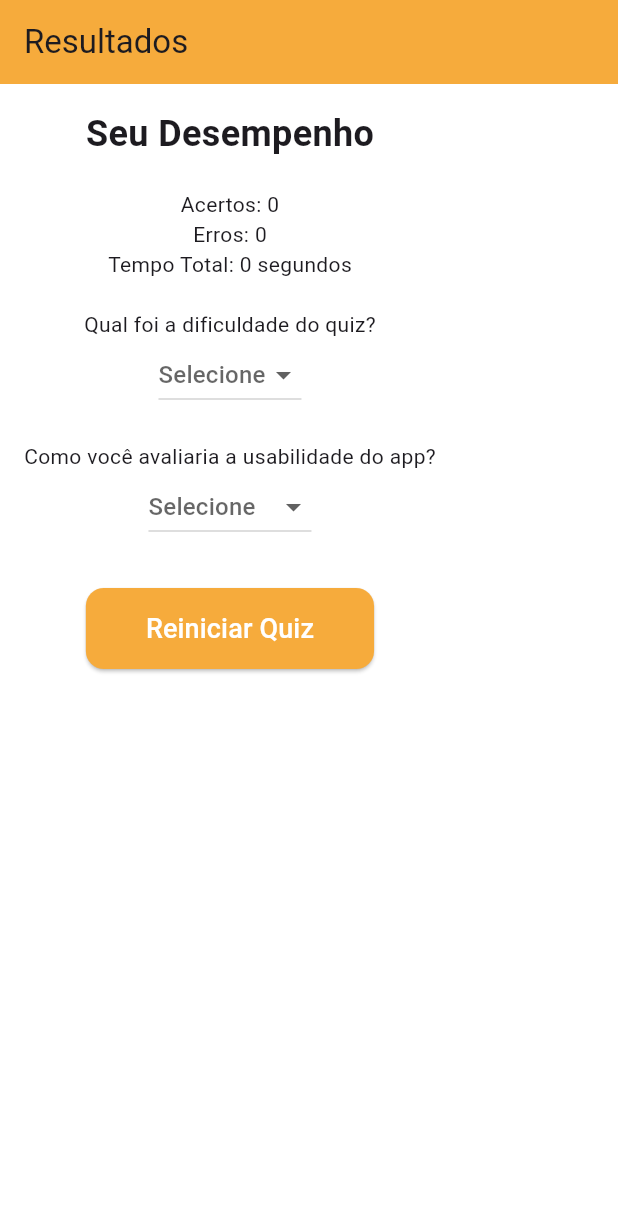
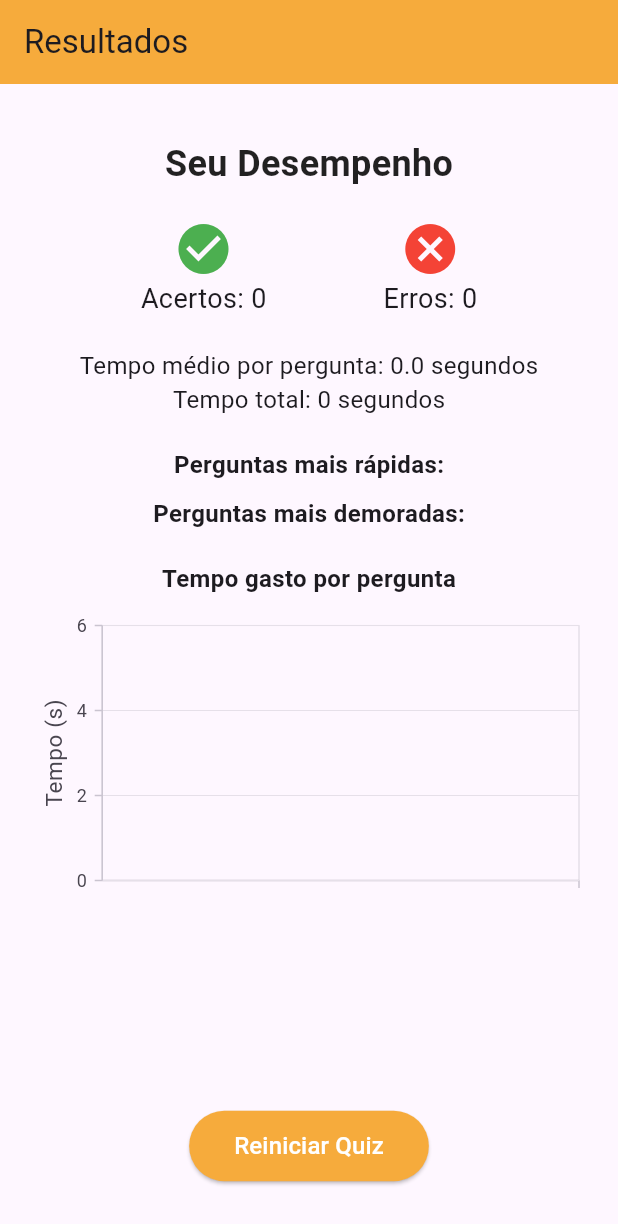
Before and after one commit to crysysrael/quizz_app, a Flutter app: the ResultScreen screen opened directly with empty values, on a phone screen of 412 x 824 dp. Shown: the top 1224 px of the screen. Run offline on Flutter 3.47's test engine with Material 3 defaults, Android fonts, the phone set to English and light mode, and no system bars; our stand-ins replace syncfusion_flutter_charts.

Commit message:
melhoria na tela de resultados: gráfico de tempo e estatísticas

```diff
--- a/lib/screens/result_screen.dart
+++ b/lib/screens/result_screen.dart
@@ -1,90 +1,145 @@
 import 'package:flutter/material.dart';
+import 'package:provider/provider.dart';
+import 'package:syncfusion_flutter_charts/charts.dart';
 import '../controllers/quiz_controller.dart';
-import '../services/local_storage_service.dart';
 import 'welcome_screen.dart';
 
-class ResultScreen extends StatefulWidget {
+class ResultScreen extends StatelessWidget {
   final QuizController quizController;
 
   const ResultScreen({super.key, required this.quizController});
 
   @override
-  _ResultScreenState createState() => _ResultScreenState();
-}
+  Widget build(BuildContext context) {
+    // 📌 Calculando tempo médio por pergunta
+    List<int> timePerQuestion =
+        quizController.questions.map((q) => q.timeSpent ?? 0).toList();
+    int totalTime = timePerQuestion.fold(0, (sum, time) => sum + time);
+    double averageTime = timePerQuestion.isNotEmpty
+        ? totalTime / timePerQuestion.length / 1000
+        : 0.0;
 
-class _ResultScreenState extends State<ResultScreen> {
-  String? selectedDifficulty;
-  String? selectedUsability;
-
-  @override
-  Widget build(BuildContext context) {
-    final quizController = widget.quizController;
-    int totalTime =
-        quizController.questions.fold(0, (sum, q) => sum + (q.timeSpent ?? 0));
+    // 🔥 Organizando as perguntas por tempo gasto
+    List<Map<String, dynamic>> questionTimes = List.generate(
+      quizController.questions.length,
+      (index) => {
+        "question": quizController.questions[index].questionText,
+        "time": (quizController.questions[index].timeSpent ?? 0) / 1000
+      },
+    );
+    questionTimes.sort((a, b) => a["time"].compareTo(b["time"]));
 
     return Scaffold(
       appBar: AppBar(
         title: const Text("Resultados"),
-        backgroundColor: const Color(0xFFF6AB3C), // Laranja Scratch
+        backgroundColor: const Color(0xFFF6AB3C),
       ),
       body: Padding(
         padding: const EdgeInsets.all(16.0),
         child: Column(
           crossAxisAlignment: CrossAxisAlignment.center,
           children: [
+            const SizedBox(height: 20),
             Text(
               "Seu Desempenho",
-              style: const TextStyle(fontSize: 24, fontWeight: FontWeight.bold),
-            ),
-            const SizedBox(height: 20),
-            Text("Acertos: ${quizController.correctAnswers}"),
-            Text("Erros: ${quizController.wrongAnswers}"),
-            Text("Tempo Total: ${totalTime ~/ 1000} segundos"),
-            const SizedBox(height: 20),
-
-            // Dropdown para Dificuldade
-            const Text("Qual foi a dificuldade do quiz?"),
-            DropdownButton<String>(
-              value: selectedDifficulty,
-              hint: const Text("Selecione"),
-              onChanged: (String? value) {
-                setState(() {
-                  selectedDifficulty = value;
-                });
-              },
-              items: ["Fácil", "Normal", "Difícil"].map((String level) {
-                return DropdownMenuItem<String>(
-                  value: level,
-                  child: Text(level),
-                );
-              }).toList(),
+              style: const TextStyle(
+                fontSize: 24,
+                fontWeight: FontWeight.bold,
+                color: Colors.black87,
+              ),
             ),
             const SizedBox(height: 20),
 
-            // Dropdown para Usabilidade
-            const Text("Como você avaliaria a usabilidade do app?"),
-            DropdownButton<String>(
-              value: selectedUsability,
-              hint: const Text("Selecione"),
-              onChanged: (String? value) {
-                setState(() {
-                  selectedUsability = value;
-                });
-              },
-              items: ["Satisfatória", "Frustrante"].map((String feedback) {
-                return DropdownMenuItem<String>(
-                  value: feedback,
-                  child: Text(feedback),
-                );
-              }).toList(),
+            // ✅ Mostrando acertos e erros com ícones
+            Row(
+              mainAxisAlignment: MainAxisAlignment.spaceEvenly,
+              children: [
+                Column(
+                  children: [
+                    const Icon(Icons.check_circle,
+                        color: Colors.green, size: 40),
+                    Text(
+                      "Acertos: ${quizController.correctAnswers}",
+                      style: const TextStyle(fontSize: 18),
+                    ),
+                  ],
+                ),
+                Column(
+                  children: [
+                    const Icon(Icons.cancel, color: Colors.red, size: 40),
+                    Text(
+                      "Erros: ${quizController.wrongAnswers}",
+                      style: const TextStyle(fontSize: 18),
+                    ),
+                  ],
+                ),
+              ],
             ),
-            const SizedBox(height: 30),
 
-            // Botão de Reiniciar
+            const SizedBox(height: 20),
+
+            // 🔹 Tempo médio e total gasto
+            Text(
+              "Tempo médio por pergunta: ${averageTime.toStringAsFixed(1)} segundos",
+              style: const TextStyle(fontSize: 16),
+            ),
+            Text(
+              "Tempo total: ${totalTime ~/ 1000} segundos",
+              style: const TextStyle(fontSize: 16),
+            ),
+
+            const SizedBox(height: 20),
+
+            // 🔥 Perguntas mais rápidas e mais demoradas
+            Text(
+              "Perguntas mais rápidas:",
+              style: const TextStyle(fontSize: 16, fontWeight: FontWeight.bold),
+            ),
+            ...questionTimes.take(2).map((q) => Text(
+                  "- ${q['question']} (${q['time'].toStringAsFixed(1)}s)",
+                  style: const TextStyle(fontSize: 14),
+                )),
+            const SizedBox(height: 10),
+            Text(
+              "Perguntas mais demoradas:",
+              style: const TextStyle(fontSize: 16, fontWeight: FontWeight.bold),
+            ),
+            ...questionTimes.reversed.take(2).map((q) => Text(
+                  "- ${q['question']} (${q['time'].toStringAsFixed(1)}s)",
+                  style: const TextStyle(fontSize: 14),
+                )),
+
+            const SizedBox(height: 20),
+
+            // 🔹 Gráfico de tempo por pergunta
+            Text(
+              "Tempo gasto por pergunta",
+              style: const TextStyle(fontSize: 16, fontWeight: FontWeight.bold),
+            ),
+            const SizedBox(height: 10),
+            SizedBox(
+              height: 200,
+              child: SfCartesianChart(
+                primaryXAxis: CategoryAxis(),
+                primaryYAxis: NumericAxis(title: AxisTitle(text: "Tempo (s)")),
+                series: <CartesianSeries>[
+                  ColumnSeries<Map<String, dynamic>, String>(
+                    dataSource: questionTimes,
+                    xValueMapper: (data, _) =>
+                        questionTimes.indexOf(data).toString(),
+                    yValueMapper: (data, _) => data["time"],
+                    color: Colors.orange,
+                  ),
+                ],
+              ),
+            ),
+
+            const Spacer(),
+
+            // 🔄 Botão para reiniciar o quiz
             ElevatedButton(
               onPressed: () {
-                widget.quizController
-                    .resetQuiz(); // 🔥 Agora reseta corretamente o quiz
+                quizController.resetQuiz();
                 Navigator.pushReplacement(
                   context,
                   MaterialPageRoute(
@@ -92,23 +147,19 @@ class _ResultScreenState extends State<ResultScreen> {
                 );
               },
               style: ElevatedButton.styleFrom(
-                backgroundColor: const Color(0xFFF6AB3C), // Laranja Scratch
-                foregroundColor: Colors.white,
-                shape: RoundedRectangleBorder(
-                  borderRadius: BorderRadius.circular(12),
-                ),
+                backgroundColor: const Color(0xFFF6AB3C),
                 padding:
-                    const EdgeInsets.symmetric(horizontal: 40, vertical: 14),
+                    const EdgeInsets.symmetric(horizontal: 30, vertical: 12),
               ),
               child: const Text(
                 "Reiniciar Quiz",
-                style: TextStyle(fontSize: 18),
+                style: TextStyle(color: Colors.white, fontSize: 16),
               ),
-            )
+            ),
+            const SizedBox(height: 20),
           ],
         ),
       ),
-      backgroundColor: Colors.white, // Mantendo o fundo branco
     );
   }
 }
--- a/pubspec.yaml
+++ b/pubspec.yaml
@@ -14,6 +14,7 @@ dependencies:
   cupertino_icons: ^1.0.8
   path_provider: ^2.1.5
   provider: ^6.1.2
+  syncfusion_flutter_charts: ^28.2.5+1
 
 dev_dependencies:
   flutter_test:
```
Also changed, not shown: pubspec.lock.
